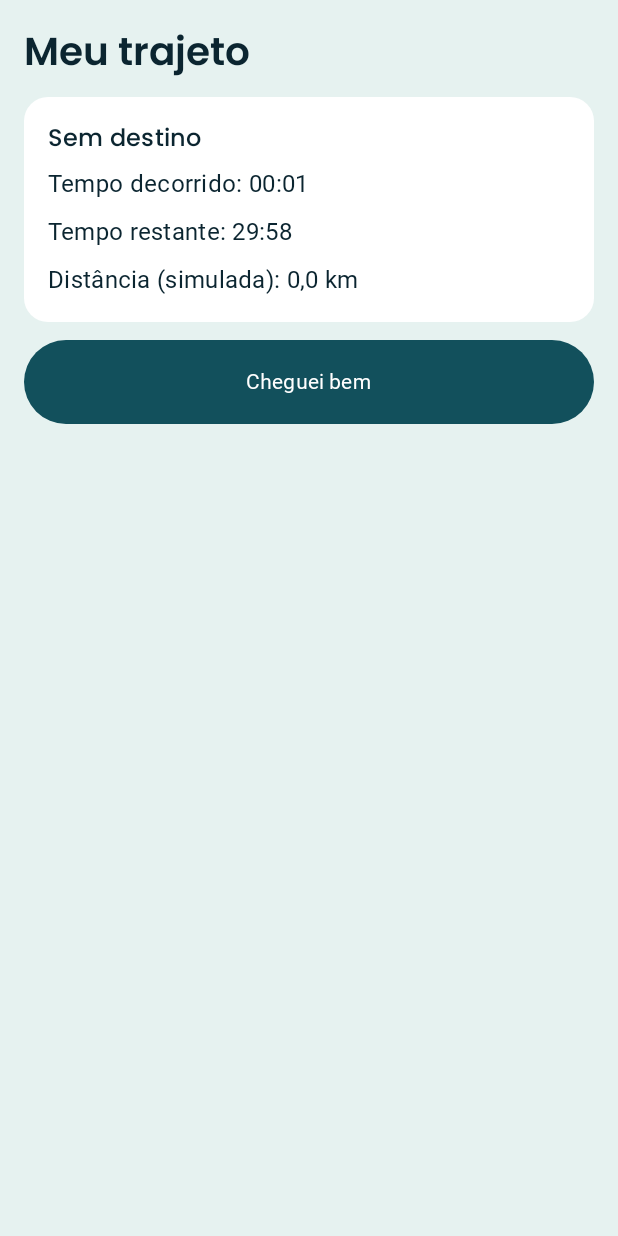
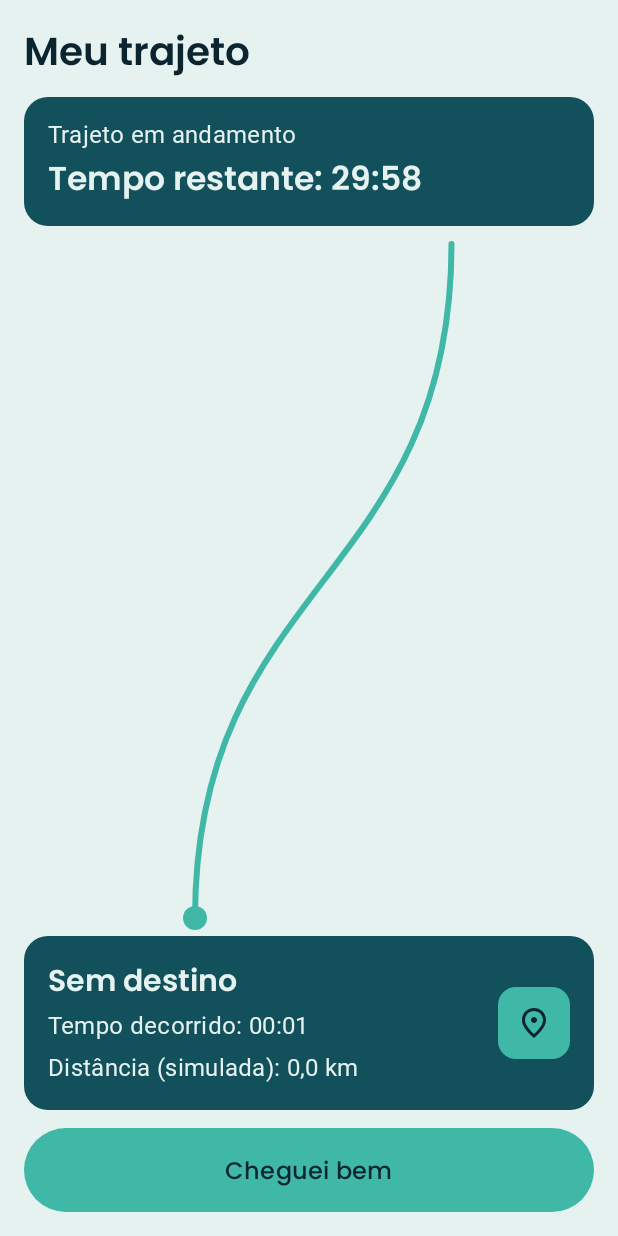
Before and after one commit to mattheeusdantas1-pixel/SafeRoute, an Android app built with Jetpack Compose: the composable TrajetoPage shown on its own in the app's theme, after a tap on "Iniciar trajeto", on a phone screen of 412 x 824 dp. Run offline under Robolectric (Android 15) with nearby library versions, the phone set to English and light mode, and no system bars; Roboto replaces fonts that are not available here.

Commit message:
feat: redesign da tela de trajeto e do dialogo de check-in

```diff
--- a/app/src/main/java/com/example/saferoute/ui/CheckinDialog.kt
+++ b/app/src/main/java/com/example/saferoute/ui/CheckinDialog.kt
@@ -1,11 +1,14 @@
 package com.example.saferoute.ui
 
+import androidx.compose.foundation.BorderStroke
 import androidx.compose.material3.AlertDialog
 import androidx.compose.material3.Button
+import androidx.compose.material3.MaterialTheme
 import androidx.compose.material3.OutlinedButton
 import androidx.compose.material3.Text
 import androidx.compose.runtime.Composable
 import androidx.compose.ui.res.stringResource
+import androidx.compose.ui.unit.dp
 import com.example.saferoute.R
 
 // Mesma ideia do CityDialog da Prática 03: um diálogo que só recebe funções.
@@ -18,17 +21,21 @@ fun CheckinDialog(
 ) {
     AlertDialog(
         onDismissRequest = { },
+        shape = MaterialTheme.shapes.large,
         title = { Text(stringResource(R.string.trajeto_checkin_titulo)) },
         text = { Text(stringResource(R.string.trajeto_checkin_texto)) },
         confirmButton = {
-            Button(onClick = onCheguei) {
+            Button(onClick = onCheguei, colors = coresBotaoPositivo()) {
                 Text(stringResource(R.string.trajeto_cheguei))
             }
         },
         dismissButton = {
             // RN13: depois de 3 adiamentos o "Mais 15 min" some
             if (podeAdiar) {
-                OutlinedButton(onClick = onAdiar) {
+                OutlinedButton(
+                    onClick = onAdiar,
+                    border = BorderStroke(1.dp, MaterialTheme.colorScheme.onSurface)
+                ) {
                     Text(stringResource(R.string.trajeto_mais_15))
                 }
             }
--- a/app/src/main/java/com/example/saferoute/ui/Componentes.kt
+++ b/app/src/main/java/com/example/saferoute/ui/Componentes.kt
@@ -9,6 +9,8 @@ import androidx.compose.foundation.text.KeyboardOptions
 import androidx.compose.material.icons.Icons
 import androidx.compose.material.icons.filled.Visibility
 import androidx.compose.material.icons.filled.VisibilityOff
+import androidx.compose.material3.ButtonColors
+import androidx.compose.material3.ButtonDefaults
 import androidx.compose.material3.Icon
 import androidx.compose.material3.IconButton
 import androidx.compose.material3.MaterialTheme
@@ -27,6 +29,8 @@ import androidx.compose.ui.text.input.PasswordVisualTransformation
 import androidx.compose.ui.text.input.VisualTransformation
 import androidx.compose.ui.unit.dp
 import com.example.saferoute.R
+import com.example.saferoute.ui.theme.NoitePetroleo
+import com.example.saferoute.ui.theme.VerdeAgua
 
 // Tela provisória: título + "em construção" + o que mais a tela quiser pôr embaixo
 @Composable
@@ -125,3 +129,8 @@ fun MensagemErro(erro: Int?, modifier: Modifier = Modifier) {
         )
     }
 }
+
+// Ações positivas (iniciar, cheguei bem): Verde-água nos dois modos, com texto escuro para dar contraste
+@Composable
+fun coresBotaoPositivo(): ButtonColors =
+    ButtonDefaults.buttonColors(containerColor = VerdeAgua, contentColor = NoitePetroleo)
--- a/app/src/main/java/com/example/saferoute/ui/TrajetoPage.kt
+++ b/app/src/main/java/com/example/saferoute/ui/TrajetoPage.kt
@@ -1,13 +1,22 @@
 package com.example.saferoute.ui
 
+import androidx.compose.foundation.Canvas
+import androidx.compose.foundation.background
 import androidx.compose.foundation.layout.Arrangement
+import androidx.compose.foundation.layout.Box
 import androidx.compose.foundation.layout.Column
+import androidx.compose.foundation.layout.Row
 import androidx.compose.foundation.layout.fillMaxSize
 import androidx.compose.foundation.layout.fillMaxWidth
 import androidx.compose.foundation.layout.height
 import androidx.compose.foundation.layout.padding
+import androidx.compose.foundation.layout.size
+import androidx.compose.material.icons.Icons
+import androidx.compose.material.icons.outlined.Place
 import androidx.compose.material3.Button
 import androidx.compose.material3.Card
+import androidx.compose.material3.CardDefaults
+import androidx.compose.material3.Icon
 import androidx.compose.material3.MaterialTheme
 import androidx.compose.material3.Text
 import androidx.compose.runtime.Composable
@@ -18,7 +27,12 @@ import androidx.compose.runtime.mutableStateOf
 import androidx.compose.runtime.remember
 import androidx.compose.runtime.saveable.rememberSaveable
 import androidx.compose.runtime.setValue
+import androidx.compose.ui.Alignment
 import androidx.compose.ui.Modifier
+import androidx.compose.ui.geometry.Offset
+import androidx.compose.ui.graphics.Path
+import androidx.compose.ui.graphics.StrokeCap
+import androidx.compose.ui.graphics.drawscope.Stroke
 import androidx.compose.ui.res.stringResource
 import androidx.compose.ui.text.input.KeyboardType
 import androidx.compose.ui.unit.dp
@@ -26,6 +40,10 @@ import com.example.saferoute.MAX_ADIAMENTOS
 import com.example.saferoute.METROS_POR_MINUTO
 import com.example.saferoute.MainViewModel
 import com.example.saferoute.R
+import com.example.saferoute.ui.theme.Nevoa
+import com.example.saferoute.ui.theme.NoitePetroleo
+import com.example.saferoute.ui.theme.Petroleo
+import com.example.saferoute.ui.theme.VerdeAgua
 import kotlinx.coroutines.delay
 import java.util.Locale
 
@@ -80,7 +98,8 @@ fun TrajetoPage(
         )
 
         if (trajeto == null) {
-            // Ainda não tem trajeto: mostra o formulário
+            // Ainda não tem trajeto: mostra o formulário.
+            // O botão fica logo abaixo dos campos para não sumir atrás do teclado.
             DataField(
                 label = stringResource(R.string.trajeto_campo_destino),
                 value = destino,
@@ -100,9 +119,10 @@ fun TrajetoPage(
                     val previsao = System.currentTimeMillis() + (minutos.toLongOrNull() ?: 0L) * 60_000L
                     erro = viewModel.iniciarTrajeto(destino, previsao)
                 },
-                modifier = Modifier.fillMaxWidth().height(56.dp)
+                modifier = Modifier.fillMaxWidth().height(56.dp),
+                colors = coresBotaoPositivo()
             ) {
-                Text(stringResource(R.string.trajeto_iniciar))
+                Text(stringResource(R.string.trajeto_iniciar), style = MaterialTheme.typography.titleMedium)
             }
         } else {
             // Tem trajeto: mostra os tempos
@@ -110,27 +130,95 @@ fun TrajetoPage(
             val minutosAndados = decorrido / 60_000
             val km = minutosAndados * METROS_POR_MINUTO / 1000
 
-            Card(modifier = Modifier.fillMaxWidth()) {
+            // Card de cima: o que mais importa, quanto falta
+            Card(modifier = Modifier.fillMaxWidth(), colors = coresCardTrajeto()) {
                 Column(
                     modifier = Modifier.padding(16.dp),
-                    verticalArrangement = Arrangement.spacedBy(8.dp)
+                    verticalArrangement = Arrangement.spacedBy(4.dp)
                 ) {
                     Text(
-                        text = trajeto.destino ?: stringResource(R.string.trajeto_sem_destino),
-                        style = MaterialTheme.typography.titleMedium
+                        text = stringResource(R.string.inicio_trajeto_ativo),
+                        style = MaterialTheme.typography.bodyLarge
                     )
-                    Text(stringResource(R.string.trajeto_decorrido, formatarTempo(decorrido)))
-                    Text(stringResource(R.string.trajeto_restante, formatarTempo(trajeto.previsaoChegada - agora)))
-                    Text(stringResource(R.string.trajeto_distancia, "%.1f".format(Locale.forLanguageTag("pt-BR"), km)))
+                    Text(
+                        text = stringResource(R.string.trajeto_restante, formatarTempo(trajeto.previsaoChegada - agora)),
+                        style = MaterialTheme.typography.headlineSmall
+                    )
+                }
+            }
+
+            // weight: a curva ocupa o espaço que sobrar e joga o resto para a zona do polegar
+            CurvaDoCaminho(modifier = Modifier.fillMaxWidth().weight(1f))
+
+            // Card de baixo: detalhes do trajeto
+            Card(modifier = Modifier.fillMaxWidth(), colors = coresCardTrajeto()) {
+                Row(
+                    modifier = Modifier.padding(16.dp),
+                    verticalAlignment = Alignment.CenterVertically,
+                    horizontalArrangement = Arrangement.spacedBy(16.dp)
+                ) {
+                    Column(
+                        modifier = Modifier.weight(1f),
+                        verticalArrangement = Arrangement.spacedBy(4.dp)
+                    ) {
+                        Text(
+                            text = trajeto.destino ?: stringResource(R.string.trajeto_sem_destino),
+                            style = MaterialTheme.typography.titleLarge
+                        )
+                        Text(stringResource(R.string.trajeto_decorrido, formatarTempo(decorrido)))
+                        Text(stringResource(R.string.trajeto_distancia, "%.1f".format(Locale.forLanguageTag("pt-BR"), km)))
+                    }
+                    // Enfeite (por isso sem contentDescription): o texto ao lado já diz o destino
+                    Box(
+                        modifier = Modifier
+                            .size(48.dp)
+                            .background(VerdeAgua, MaterialTheme.shapes.small),
+                        contentAlignment = Alignment.Center
+                    ) {
+                        Icon(
+                            imageVector = Icons.Outlined.Place,
+                            contentDescription = null,
+                            tint = NoitePetroleo
+                        )
+                    }
                 }
             }
             MensagemErro(erro)
             Button(
                 onClick = { viewModel.encerrarTrajeto() },
-                modifier = Modifier.fillMaxWidth().height(56.dp)
+                modifier = Modifier.fillMaxWidth().height(56.dp),
+                colors = coresBotaoPositivo()
             ) {
-                Text(stringResource(R.string.trajeto_cheguei))
+                Text(stringResource(R.string.trajeto_cheguei), style = MaterialTheme.typography.titleMedium)
             }
         }
     }
 }
+
+// Petróleo nos dois modos, igual ao card de resumo do Início
+@Composable
+private fun coresCardTrajeto() =
+    CardDefaults.cardColors(containerColor = Petroleo, contentColor = Nevoa)
+
+// Curva contínua = o caminho (psicologia das formas). É só desenho, não é mapa nem GPS.
+@Composable
+private fun CurvaDoCaminho(modifier: Modifier = Modifier) {
+    Canvas(modifier = modifier) {
+        val largura = size.width
+        val altura = size.height
+        val caminho = Path().apply {
+            moveTo(largura * 0.75f, 0f)
+            cubicTo(
+                largura * 0.75f, altura * 0.5f,
+                largura * 0.3f, altura * 0.5f,
+                largura * 0.3f, altura
+            )
+        }
+        drawPath(
+            path = caminho,
+            color = VerdeAgua,
+            style = Stroke(width = 4.dp.toPx(), cap = StrokeCap.Round)
+        )
+        drawCircle(color = VerdeAgua, radius = 8.dp.toPx(), center = Offset(largura * 0.3f, altura))
+    }
+}
```
